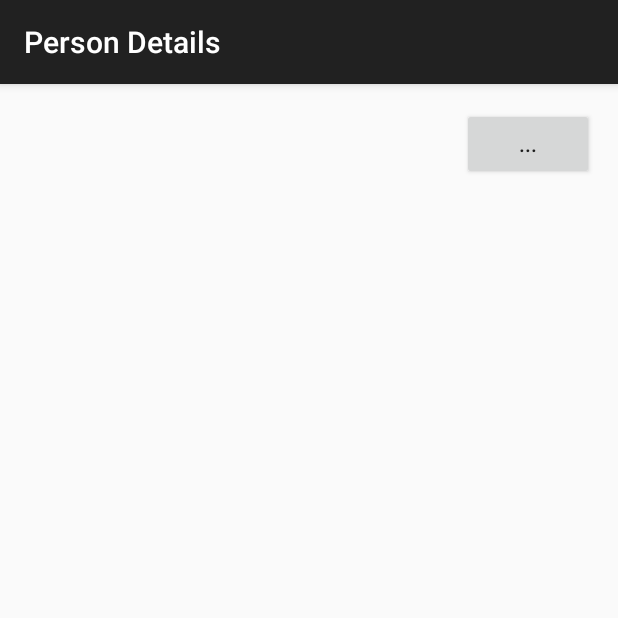
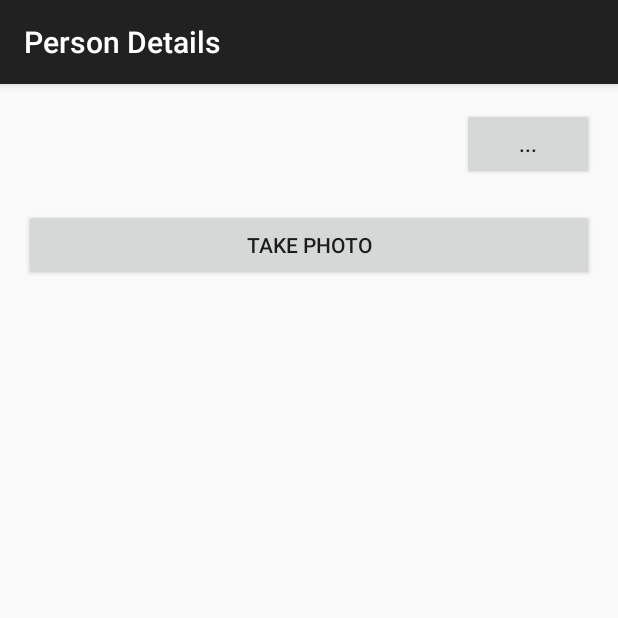
Before and after one commit to it2051229/Genealogy, an Android app: the DetailsActivity screen opened directly, with no data from a screen before it, on a phone screen of 412 x 824 dp, the top half of it. Run offline under Robolectric (Android 15) with nearby library versions, the phone set to English and light mode, and no system bars; 13 statements that could not run were skipped.

Commit message:
Camera Feature
Added a take photo feature for each person.

```diff
--- a/Genealogy/app/src/main/java/it2051229/genealogy/entities/Application.java
+++ b/Genealogy/app/src/main/java/it2051229/genealogy/entities/Application.java
@@ -9,4 +9,5 @@ public class Application {
     public static final int SEARCH_NAME_ACTIVITY_REQUEST_CODE = 2;
     public static final int UPDATE_NAME_ACTIVITY_REQUEST_CODE = 3;
     public static final int QUESTION_AND_ANSWER_ACTIVITY_REQUEST_CODE = 4;
+    public static final int CAMERA_ACTIVITY_REQUEST_CODE = 5;
 }
--- a/Genealogy/app/src/main/res/layout/activity_details.xml
+++ b/Genealogy/app/src/main/res/layout/activity_details.xml
@@ -37,12 +37,33 @@
         android:layout_height="match_parent"
         android:id="@+id/scrollView" >
 
-        <TextView
+        <LinearLayout
             android:layout_width="match_parent"
             android:layout_height="wrap_content"
-            android:text="Details"
-            android:id="@+id/textViewDetails"
-            android:textIsSelectable="true"
-            android:textColor="@android:color/black" />
+            android:orientation="vertical"
+            android:id="@+id/linearLayoutDetails">
+
+            <TextView
+                android:layout_width="match_parent"
+                android:layout_height="wrap_content"
+                android:text="Details"
+                android:id="@+id/textViewDetails"
+                android:textIsSelectable="true"
+                android:textColor="@android:color/black" />
+
+            <ImageView
+                android:layout_width="match_parent"
+                android:layout_height="wrap_content"
+                android:id="@+id/imageViewPicture"
+                android:layout_gravity="top" />
+
+            <Button
+                android:layout_width="match_parent"
+                android:layout_height="wrap_content"
+                android:text="Take Photo"
+                android:id="@+id/buttonTakePhoto"
+                android:layout_gravity="center_horizontal"
+                android:onClick="buttonTakePhotoTapped" />
+        </LinearLayout>
     </ScrollView>
 </LinearLayout>
--- a/Genealogy/app/src/main/res/menu/menu_main.xml
+++ b/Genealogy/app/src/main/res/menu/menu_main.xml
@@ -11,7 +11,7 @@
         />
     <item
         android:id="@+id/menuBuildFamilyTree"
-        android:title="Buid Family Tree"
+        android:title="Build Family Tree"
         />
     <item
         android:id="@+id/menuExportNames"
```
Also changed, not shown: Genealogy/app/src/main/java/it2051229/genealogy/DetailsActivity.java (+76 -9 lines).
